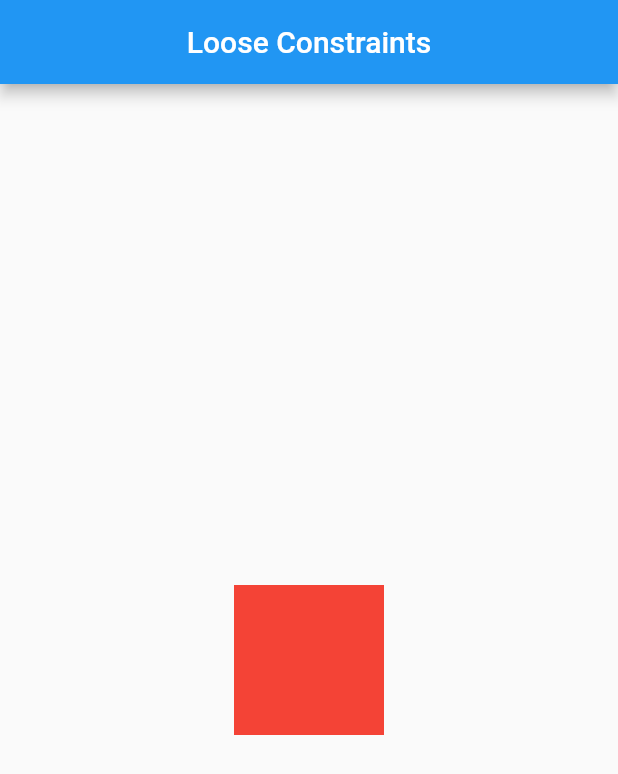
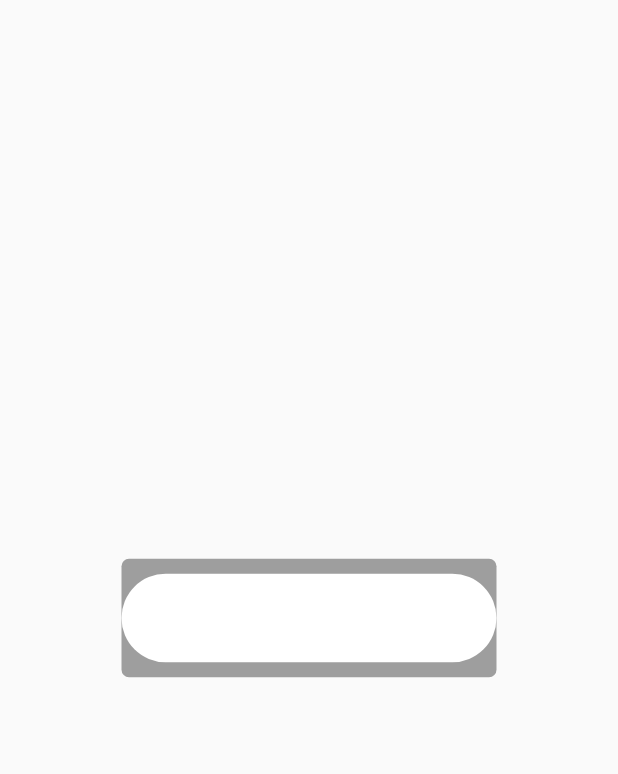
Before and after one commit to Ven1884/flutter_constraints, a Flutter app: the screen it shows after launch, on a phone screen of 412 x 824 dp. Shown: the top 774 px of the screen. Run offline on Flutter 3.47's test engine with Material 2 defaults, Android fonts, the phone set to English and light mode, and no system bars.

Commit message:
add TextField_constraints.dart

```diff
--- a/lib/main.dart
+++ b/lib/main.dart
@@ -1,5 +1,9 @@
 import 'package:flutter/material.dart';
+import 'package:flutter_constraints/screens/Alignment_Constraints.dart';
+import 'package:flutter_constraints/screens/Box_Constraints.dart';
 import 'package:flutter_constraints/screens/Tight_constraints.dart';
+import 'package:flutter_constraints/screens/aspect_ratio_Constraints.dart';
+import 'package:flutter_constraints/screens/textfield_constraints.dart';
 
 void main() {
   runApp(const MyApp());
@@ -25,7 +29,7 @@ class MyApp extends StatelessWidget {
         // is not restarted.
         primarySwatch: Colors.blue,
       ),
-      home: const TightConstraints(),
+        home: const TextFieldConstraint(),
     );
   }
 }
--- a/lib/screens/Box_Constraints.dart
+++ b/lib/screens/Box_Constraints.dart
@@ -15,9 +15,9 @@ class BoxConstraintExample extends StatelessWidget {
           color: Colors.red,
           constraints: const BoxConstraints(
             minWidth: 100.0,
-            minHeight: 100.0,
-            maxWidth: 200.0,
-            maxHeight: 200.0,
+            minHeight: 200.0,
+            maxWidth: 300.0,
+            maxHeight: 300.0,
           ),
           child: const Text('This is a container with box constraints'),
         ),
--- a/lib/screens/aspect_ratio_Constraints.dart
+++ b/lib/screens/aspect_ratio_Constraints.dart
@@ -11,8 +11,7 @@ class AspectRatioConstraintExample extends StatelessWidget {
         centerTitle: true,
       ),
       body: Center(
-        child: Container(
-          color: Colors.red,
+        child: ConstrainedBox(
           constraints: const BoxConstraints(
             minWidth: 100.0,
             minHeight: 100.0,
--- /dev/null
+++ b/lib/screens/textfield_constraints.dart
@@ -0,0 +1,93 @@
+import 'package:flutter/material.dart';
+
+class TextFieldConstraint extends StatelessWidget {
+  const TextFieldConstraint({Key? key}) : super(key: key);
+
+  @override
+  Widget build(BuildContext context) {
+    return Scaffold(
+      body: Center(
+        child: Column(
+          mainAxisAlignment: MainAxisAlignment.center,
+          children: [
+            Container(
+              constraints: const BoxConstraints(
+                maxWidth: 250,
+                maxHeight: 100,
+              ),
+              width: 400,
+              padding: const EdgeInsets.only(top: 10, bottom: 10),
+              decoration: BoxDecoration(
+                borderRadius: BorderRadius.circular(5),
+                color: Colors.grey,
+              ),
+              child: Row(
+                children: [
+                  Container(
+                      constraints: const BoxConstraints(
+                        maxWidth: 250,
+                        maxHeight: 100,
+                      ),
+                      width:400,
+                      child: TextField(
+                        minLines: 1,
+                        maxLines: 10,
+                        decoration: InputDecoration(
+                          filled: true,
+                          fillColor: Colors.white,
+                          border: OutlineInputBorder(
+                              borderSide: BorderSide.none,
+                              borderRadius: BorderRadius.circular(50)),
+                        ),
+                      ))
+                ],
+              ),
+            )
+          ],
+        ),
+      ),
+    );
+  }
+}
+
+class TextFieldConstraint1 extends StatelessWidget {
+  const TextFieldConstraint1({Key? key}) : super(key: key);
+
+  @override
+  Widget build(BuildContext context) {
+    return Scaffold(
+      body: Center(
+        child: Column(
+          mainAxisAlignment: MainAxisAlignment.center,
+          children: [
+            Container(
+              width: 250,
+              padding: const EdgeInsets.only(top: 10, bottom: 10),
+              decoration: BoxDecoration(
+                borderRadius: BorderRadius.circular(5),
+                color: Colors.grey,
+              ),
+              child: Row(
+                children: [
+                  SizedBox(
+                      width:250,
+                      child: TextField(
+                        minLines: 1,
+                        maxLines: 10,
+                        decoration: InputDecoration(
+                          filled: true,
+                          fillColor: Colors.white,
+                          border: OutlineInputBorder(
+                              borderSide: BorderSide.none,
+                              borderRadius: BorderRadius.circular(50)),
+                        ),
+                      ))
+                ],
+              ),
+            )
+          ],
+        ),
+      ),
+    );
+  }
+}
```
Also changed, not shown: lib/screens/Alignment_Constraints.dart (+4 -4 lines).
